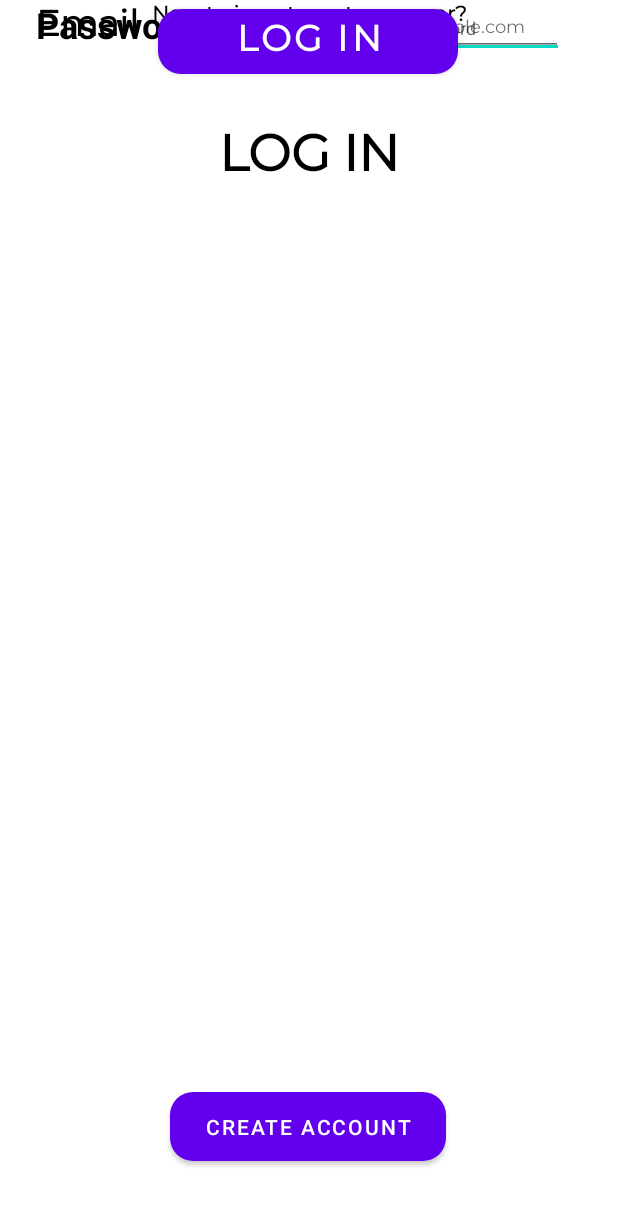
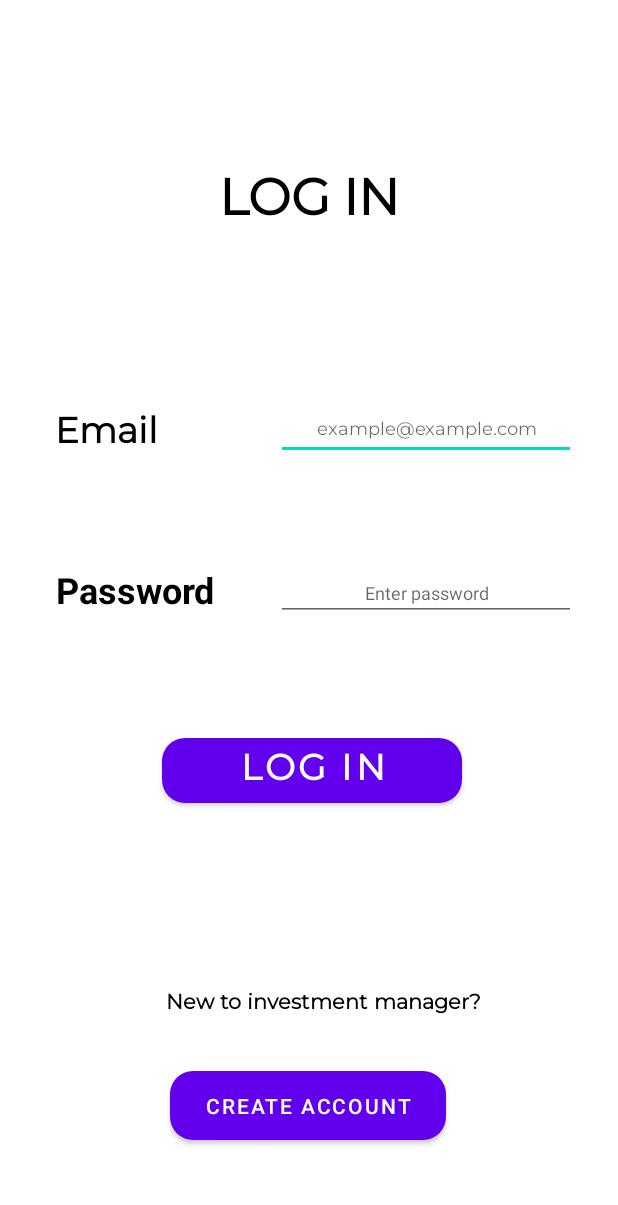
Before and after one commit to Yuhao-1999/Investment-Management, an Android app: the screen it shows after launch (MainActivity), on a phone screen of 412 x 824 dp. Shown: the top 1205 px of the screen. Run offline under Robolectric (Android 15) with nearby library versions, the phone set to English and light mode, and no system bars.

Commit message:
constraints added to layouts.

```diff
--- a/app/src/main/res/layout/fragment_guide.xml
+++ b/app/src/main/res/layout/fragment_guide.xml
@@ -9,7 +9,6 @@
         android:id="@+id/textView5"
         android:layout_width="wrap_content"
         android:layout_height="wrap_content"
-        android:layout_marginTop="48dp"
         android:layout_marginBottom="126dp"
         android:fontFamily="@font/montserrat"
         android:text="@string/guide"
@@ -17,28 +16,28 @@
         android:textColor="#000000"
         android:textSize="34sp"
         android:textStyle="bold"
-        app:layout_constraintBottom_toTopOf="@+id/textView7"
+        app:layout_constraintBottom_toBottomOf="parent"
         app:layout_constraintEnd_toEndOf="parent"
         app:layout_constraintHorizontal_bias="0.498"
         app:layout_constraintStart_toStartOf="parent"
-        app:layout_constraintTop_toTopOf="parent" />
+        app:layout_constraintTop_toTopOf="parent"
+        app:layout_constraintVertical_bias="0.104" />
 
     <TextView
         android:id="@+id/textView6"
         android:layout_width="78dp"
         android:layout_height="40dp"
-        android:layout_marginTop="8dp"
         android:fontFamily="@font/montserrat"
         android:text="@string/title"
         android:textColor="#000000"
         android:textSize="24sp"
         android:textStyle="bold"
-        app:layout_constraintBottom_toTopOf="@+id/textView7"
+        app:layout_constraintBottom_toBottomOf="parent"
         app:layout_constraintEnd_toEndOf="parent"
-        app:layout_constraintHorizontal_bias="0.06"
+        app:layout_constraintHorizontal_bias="0.048"
         app:layout_constraintStart_toStartOf="parent"
         app:layout_constraintTop_toTopOf="parent"
-        app:layout_constraintVertical_bias="0.92" />
+        app:layout_constraintVertical_bias="0.219" />
 
     <TextView
         android:id="@+id/textView7"
@@ -48,8 +47,8 @@
         android:text="@string/textview"
         app:layout_constraintBottom_toBottomOf="parent"
         app:layout_constraintEnd_toEndOf="parent"
-        app:layout_constraintHorizontal_bias="0.512"
+        app:layout_constraintHorizontal_bias="0.487"
         app:layout_constraintStart_toStartOf="parent"
-        app:layout_constraintTop_toBottomOf="@+id/textView5"
-        app:layout_constraintVertical_bias="0.818" />
+        app:layout_constraintTop_toTopOf="parent"
+        app:layout_constraintVertical_bias="1.0" />
 </androidx.constraintlayout.widget.ConstraintLayout>
--- a/app/src/main/res/layout/login.xml
+++ b/app/src/main/res/layout/login.xml
@@ -6,11 +6,11 @@
     android:layout_width="match_parent"
     android:layout_height="match_parent">
 
+
     <TextView
         android:id="@+id/textView"
         android:layout_width="135dp"
         android:layout_height="55dp"
-        android:layout_marginTop="80dp"
         android:fontFamily="@font/montserrat"
         android:text="@string/log_in"
         android:textAlignment="center"
@@ -18,17 +18,19 @@
         android:textColor="#000000"
         android:textSize="34sp"
         android:textStyle="bold"
+        app:layout_constraintBottom_toBottomOf="parent"
         app:layout_constraintEnd_toEndOf="parent"
         app:layout_constraintStart_toStartOf="parent"
         app:layout_constraintTop_toTopOf="parent"
+        app:layout_constraintVertical_bias="0.142"
         tools:ignore="MissingConstraints" />
 
+    <!--        android:background="@drawable/edittextborder"/>-->
 
     <EditText
         android:id="@+id/editTextTextEmailAddress"
         android:layout_width="200dp"
         android:layout_height="wrap_content"
-        android:layout_marginEnd="36dp"
         android:ems="10"
         android:fontFamily="@font/montserrat"
         android:hint="@string/example_example_com"
@@ -40,10 +42,13 @@
         android:textColor="#606060"
         android:textSize="12sp"
         android:typeface="normal"
+        app:layout_constraintBottom_toBottomOf="parent"
         app:layout_constraintEnd_toEndOf="parent"
-        tools:ignore="MissingConstraints,TouchTargetSizeCheck,TextContrastCheck"
-        tools:layout_editor_absoluteY="236dp" />
-<!--        android:background="@drawable/edittextborder"/>-->
+        app:layout_constraintHorizontal_bias="0.867"
+        app:layout_constraintStart_toStartOf="parent"
+        app:layout_constraintTop_toTopOf="parent"
+        app:layout_constraintVertical_bias="0.341"
+        tools:ignore="MissingConstraints,TouchTargetSizeCheck,TextContrastCheck" />
 
     <TextView
         android:id="@+id/textView2"
@@ -55,10 +60,12 @@
         android:textColor="#000000"
         android:textSize="24sp"
         android:textStyle="bold"
-        app:layout_constraintEnd_toStartOf="@+id/editTextTextEmailAddress"
-        app:layout_constraintHorizontal_bias="0.436"
+        app:layout_constraintBottom_toBottomOf="parent"
+        app:layout_constraintEnd_toEndOf="parent"
+        app:layout_constraintHorizontal_bias="0.127"
         app:layout_constraintStart_toStartOf="parent"
-        tools:layout_editor_absoluteY="239dp"
+        app:layout_constraintTop_toTopOf="parent"
+        app:layout_constraintVertical_bias="0.344"
         tools:ignore="MissingConstraints" />
 
     <EditText
@@ -73,23 +80,28 @@
         android:textAlignment="center"
         android:textColor="#594949"
         android:textSize="12sp"
+        app:layout_constraintBottom_toBottomOf="parent"
         app:layout_constraintEnd_toEndOf="parent"
-        app:layout_constraintHorizontal_bias="0.52"
-        app:layout_constraintStart_toStartOf="@+id/textView3"
-        tools:ignore="MissingConstraints,TouchTargetSizeCheck"
-        tools:layout_editor_absoluteY="328dp" />
+        app:layout_constraintHorizontal_bias="0.717"
+        app:layout_constraintStart_toStartOf="parent"
+        app:layout_constraintTop_toTopOf="parent"
+        app:layout_constraintVertical_bias="0.479"
+        tools:ignore="MissingConstraints,TouchTargetSizeCheck" />
 
     <TextView
         android:id="@+id/textView3"
         android:layout_width="wrap_content"
         android:layout_height="wrap_content"
-        android:layout_marginStart="24dp"
         android:text="@string/password"
         android:textColor="#000000"
         android:textSize="24sp"
         android:textStyle="bold"
+        app:layout_constraintBottom_toBottomOf="parent"
+        app:layout_constraintEnd_toEndOf="parent"
+        app:layout_constraintHorizontal_bias="0.121"
         app:layout_constraintStart_toStartOf="parent"
-        tools:layout_editor_absoluteY="333dp"
+        app:layout_constraintTop_toTopOf="parent"
+        app:layout_constraintVertical_bias="0.476"
         tools:ignore="MissingConstraints" />
 
     <Button
@@ -102,11 +114,13 @@
         android:textSize="24sp"
         android:textStyle="bold"
         app:cornerRadius="15dp"
+        app:layout_constraintBottom_toBottomOf="parent"
         app:layout_constraintEnd_toEndOf="parent"
-        app:layout_constraintHorizontal_bias="0.497"
+        app:layout_constraintHorizontal_bias="0.511"
         app:layout_constraintStart_toStartOf="parent"
-        tools:ignore="MissingConstraints,DuplicateSpeakableTextCheck"
-        tools:layout_editor_absoluteY="455dp" />
+        app:layout_constraintTop_toTopOf="parent"
+        app:layout_constraintVertical_bias="0.632"
+        tools:ignore="MissingConstraints,DuplicateSpeakableTextCheck" />
 
     <TextView
         android:id="@+id/textView4"
@@ -117,22 +131,26 @@
         android:textColor="#000000"
         android:textSize="14sp"
         android:textStyle="bold"
+        app:layout_constraintBottom_toBottomOf="parent"
         app:layout_constraintEnd_toEndOf="parent"
+        app:layout_constraintHorizontal_bias="0.548"
         app:layout_constraintStart_toStartOf="parent"
-        tools:layout_editor_absoluteY="585dp"
+        app:layout_constraintTop_toTopOf="parent"
+        app:layout_constraintVertical_bias="0.82"
         tools:ignore="MissingConstraints" />
 
     <Button
         android:id="@+id/button2"
         android:layout_width="184dp"
         android:layout_height="58dp"
-        android:layout_marginBottom="44dp"
         android:text="@string/hyperlink_to_create"
         app:cornerRadius="15dp"
         app:layout_constraintBottom_toBottomOf="parent"
         app:layout_constraintEnd_toEndOf="parent"
         app:layout_constraintHorizontal_bias="0.497"
-        app:layout_constraintStart_toStartOf="parent" />
+        app:layout_constraintStart_toStartOf="parent"
+        app:layout_constraintTop_toTopOf="parent"
+        app:layout_constraintVertical_bias="0.924" />
 
 
 </androidx.constraintlayout.widget.ConstraintLayout>
```
